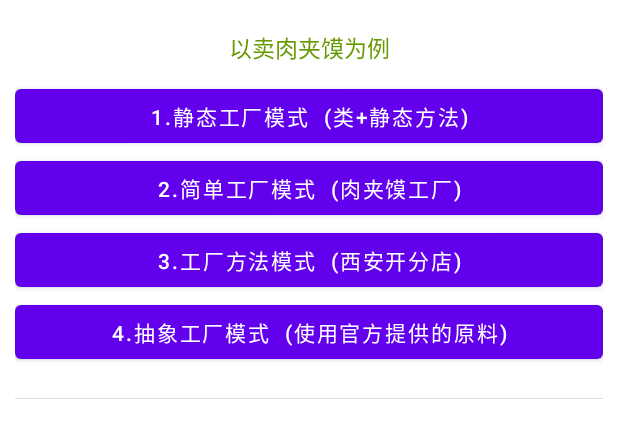
After one commit to YangShuo-git/DesignPatten, an Android app: the layout activity_factory.xml on its own in the app's theme, with its tools: preview values and no code run, on a phone screen of 412 x 824 dp. The commit adds this screen. Shown: the top 438 px of the screen. Run offline under Robolectric (Android 15) with nearby library versions, the phone set to English and light mode, and no system bars.

Commit message:
简单工厂模式

```diff
--- a/app/src/main/AndroidManifest.xml
+++ b/app/src/main/AndroidManifest.xml
@@ -22,6 +22,7 @@
 
         <activity android:name=".singleton.SingletonActivity" />
         <activity android:name=".observer.ObserverActivity" />
+        <activity android:name=".factory.FactoryActivity" />
     </application>
 
 </manifest>
--- a/app/src/main/java/com/example/designpattern/MainActivity.java
+++ b/app/src/main/java/com/example/designpattern/MainActivity.java
@@ -9,6 +9,7 @@ import android.os.Bundle;
 import android.view.View;
 
 import com.example.designpattern.databinding.ActivityMainBinding;
+import com.example.designpattern.factory.FactoryActivity;
 import com.example.designpattern.observer.ObserverActivity;
 import com.example.designpattern.singleton.SingletonActivity;
 
@@ -23,9 +24,11 @@ public class MainActivity extends AppCompatActivity {
     private ActivityMainBinding binding;
     private String[] patterns = {
             "单例模式", "观察者模式",
+            "工厂模式",
     };
     private Class[] classes = {
             SingletonActivity.class, ObserverActivity.class,
+            FactoryActivity.class,
     };
 
     @Override
--- a/app/src/main/java/com/example/designpattern/app/AppConstant.java
+++ b/app/src/main/java/com/example/designpattern/app/AppConstant.java
@@ -13,7 +13,7 @@ public class AppConstant {
     public final static String PROTOTYPE_DEFINE = "<em>原型模式（Prototype Pattern）</em>定义：是用于创建重复的对象，同时又能保证性能。这种类型的设计模式属于创建型模式，它提供了一种创建对象的最佳方式。";
     public final static String FLYWEIGHT_DEFINE = "<em>享元模式（Flyweight Pattern）</em>主要用于减少创建对象的数量，以减少内存占用和提高性能。这种类型的设计模式属于结构型模式，它提供了减少对象数量从而改善应用所需的对象结构的方式。";
     public final static String PROXY_DEFINE = "<em>代理模式（Proxy Pattern）</em>一个类代表另一个类的功能。在代理模式中，我们创建具有现有对象的对象，以便向外界提供功能接口。";
-    public final static String JDGC_FACTORY_DEFINE = "<em>简单工厂模式</em>定义：通过专门定义一个类来负责创建其他类的实例，被创建的实例通常都具有共同的父类。";
+    public final static String JDGC_FACTORY_DEFINE = "<em>简单工厂模式</em>定义：专门定义一个类来负责创建其他类的实例，被创建的实例通常都具有共同的父类。";
     public final static String GCFF_FACTORY_DEFINE = "<em>工厂方法模式</em>定义：定义一个创建对象的接口，但由子类决定要实例化的类是哪一个。工厂方法模式把类实例化的过程推迟到子类。";
     public final static String CXGC_FACTORY_DEFINE = "<em>抽象工厂模式</em>定义：提供一个接口，用于创建相关的或依赖对象的家族，而不需要明确指定具体类。";
     public final static String STATE_DEFINE = "<em>状态模式</em>定义：允许对象在内部状态改变时改变它的行为，对象看起来好像修改了它的类。定义又开始模糊了，理一下，<b>当对象的内部状态改变时，它的行为跟随状态的改变而改变了，看起来好像重新初始化了一个类似的。</b>";
--- /dev/null
+++ b/app/src/main/res/layout/activity_factory.xml
@@ -0,0 +1,86 @@
+<?xml version="1.0" encoding="utf-8"?>
+<layout xmlns:android="http://schemas.android.com/apk/res/android">
+    <ScrollView
+        android:layout_width="match_parent"
+        android:layout_height="match_parent">
+
+        <LinearLayout xmlns:tools="http://schemas.android.com/tools"
+            android:id="@+id/activity_factory"
+            android:layout_width="match_parent"
+            android:layout_height="wrap_content"
+            android:orientation="vertical"
+            android:paddingLeft="@dimen/activity_horizontal_margin"
+            android:paddingTop="@dimen/activity_vertical_margin"
+            android:paddingRight="@dimen/activity_horizontal_margin"
+            android:paddingBottom="@dimen/activity_vertical_margin"
+            tools:context="com.example.jingbin.designpattern.factory.FactoryActivity">
+
+            <TextView
+                android:layout_width="match_parent"
+                android:layout_height="wrap_content"
+                android:layout_marginTop="10dp"
+                android:layout_marginBottom="10dp"
+                android:gravity="center"
+                android:text="以卖肉夹馍为例"
+                android:textColor="@android:color/holo_green_dark"
+                android:textSize="15sp" />
+
+            <Button
+                android:id="@+id/bt_static_factory"
+                android:layout_width="match_parent"
+                android:layout_height="wrap_content"
+                android:text="1.静态工厂模式  (类+静态方法)" />
+
+            <Button
+                android:id="@+id/bt_simple_factory"
+                android:layout_width="match_parent"
+                android:layout_height="wrap_content"
+                android:text="2.简单工厂模式  (肉夹馍工厂)" />
+
+            <Button
+                android:id="@+id/bt_factory_method"
+                android:layout_width="match_parent"
+                android:layout_height="wrap_content"
+                android:text="3.工厂方法模式  (西安开分店)" />
+
+            <Button
+                android:id="@+id/bt_abstract_factory"
+                android:layout_width="match_parent"
+                android:layout_height="wrap_content"
+                android:text="4.抽象工厂模式  (使用官方提供的原料)" />
+
+            <View
+                android:layout_width="match_parent"
+                android:layout_height="1px"
+                android:layout_marginTop="20dp"
+                android:background="@color/line" />
+
+            <TextView
+                android:id="@+id/tv_define"
+                android:layout_width="match_parent"
+                android:layout_height="wrap_content"
+                android:layout_marginTop="10dp"
+                android:textColor="#333333"
+                android:textSize="16sp" />
+
+            <TextView
+                android:id="@+id/tv_define2"
+                android:layout_width="match_parent"
+                android:layout_height="wrap_content"
+                android:layout_marginTop="10dp"
+                android:textColor="#333333"
+                android:textSize="16sp" />
+
+            <TextView
+                android:id="@+id/tv_define3"
+                android:layout_width="match_parent"
+                android:layout_height="wrap_content"
+                android:layout_marginTop="10dp"
+                android:textColor="#333333"
+                android:textSize="16sp" />
+        </LinearLayout>
+    </ScrollView>
+
+
+
+</layout>
```
Also changed, not shown: app/src/main/java/com/example/designpattern/factory/FactoryActivity.java (+54 -1 lines), app/src/main/java/com/example/designpattern/factory/simplefactory/RouJiaMo.java (added, +20 -0 lines), app/src/main/java/com/example/designpattern/factory/simplefactory/RouJiaMoLa.java (added, +7 -0 lines), app/src/main/java/com/example/designpattern/factory/simplefactory/RouJiaMoStore.java (added, +19 -0 lines), app/src/main/java/com/example/designpattern/factory/simplefactory/RouJiaMoSuan.java (added, +7 -0 lines), app/src/main/java/com/example/designpattern/factory/simplefactory/RouJiaMoTian.java (added, +7 -0 lines), app/src/main/java/com/example/designpattern/factory/simplefactory/SimpleRouJiaMoFactory.java (added, +26 -0 lines).
